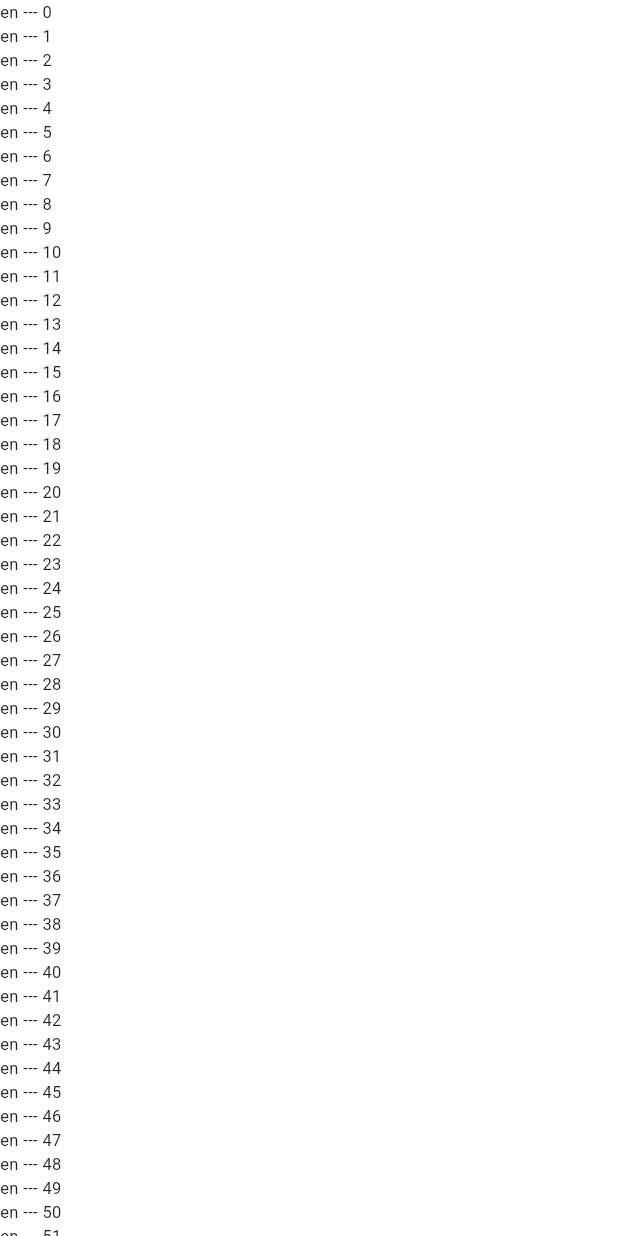
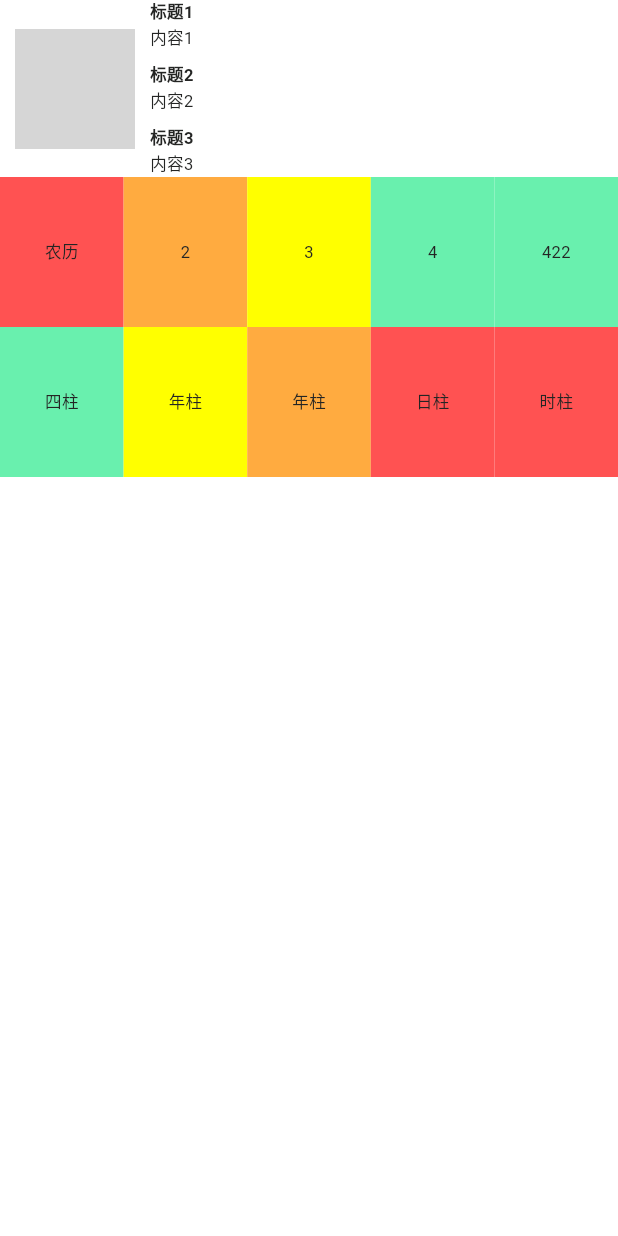
Before and after one commit to jianghui568/bazi-flutter, a Flutter app: the EightCharPage screen opened directly, on a phone screen of 412 x 824 dp. Run offline on Flutter 3.47's test engine with Material 3 defaults, Android fonts, the phone set to English and light mode, and no system bars; our stand-ins replace dio, flutter_smart_dialog, flutter_svg; missing offline and left inert: flutter_pickers; network calls fail; grey boxes are pictures that could not be loaded.

Commit message:
八字10%

```diff
--- a/lib/model/simple_model.dart
+++ /dev/null
@@ -1,6 +0,0 @@
-class SimpleModel {
-  final String title;
-  final String subTitle;
-
-  SimpleModel(this.title, this.subTitle);
-}
--- a/lib/page/pai/pai_eight_char_page.dart
+++ b/lib/page/pai/pai_eight_char_page.dart
@@ -1,21 +1,121 @@
 import 'package:flutter/material.dart';
 
 class EightCharPage extends StatefulWidget {
-
   @override
   _EightCharPageState createState() => _EightCharPageState();
 }
 
 class _EightCharPageState extends State<EightCharPage>
     with AutomaticKeepAliveClientMixin {
+  final int listItemCount = 2;
+
   @override
   Widget build(BuildContext context) {
-    return Scaffold(body: ListView.builder(itemBuilder: (build, index) {
-      return Text("en --- $index");
-    }));
+    return Scaffold(
+        body: ListView.builder(
+            itemCount: this.listItemCount,
+            itemBuilder: (build, index) {
+              switch (index) {
+                case 0:
+                  return buildHeader(context);
+                case 1:
+                  return buildBaZi(context);
+              }
+              return Container();
+            }));
+  }
+
+  buildHeader(BuildContext context) {
+    return Row(
+      children: [
+        SizedBox(width: 10.0), // 添加一些间距
+        Container(
+          width: 80.0,
+          height: 80.0,
+          decoration: BoxDecoration(
+            shape: BoxShape.rectangle,
+            borderRadius: BorderRadius.circular(5),
+            image: DecorationImage(
+              fit: BoxFit.cover,
+              image: NetworkImage('https://img1.baidu.com/it/u=1238791605,3480162438&fm=253&fmt=auto&app=120&f=JPEG?w=1422&h=800'), // 替换为实际的头像链接
+            ),
+          ),
+        ),
+        SizedBox(width: 10.0), // 添加一些间距
+
+        // 右侧文本
+        Expanded(
+          child: Column(
+            crossAxisAlignment: CrossAxisAlignment.start,
+            children: [
+              // 第一行文本
+              Text(
+                '标题1',
+                style: TextStyle(fontWeight: FontWeight.bold),
+              ),
+              Text('内容1'),
+
+              // 添加一些间距
+              SizedBox(height: 8.0),
+
+              // 第二行文本
+              Text(
+                '标题2',
+                style: TextStyle(fontWeight: FontWeight.bold),
+              ),
+              Text('内容2'),
+
+              // 添加一些间距
+              SizedBox(height: 8.0),
+
+              // 第三行文本
+              Text(
+                '标题3',
+                style: TextStyle(fontWeight: FontWeight.bold),
+              ),
+              Text('内容3'),
+            ],
+          ),
+        ),
+      ],
+    );
+  }
+
+  buildBaZi(BuildContext context) {
+    return Table(
+      defaultVerticalAlignment: TableCellVerticalAlignment.middle,
+      defaultColumnWidth: const FixedColumnWidth(80),
+      children: [
+        TableRow(
+
+            children: [
+          buildItem("农历", Colors.redAccent),
+          buildItem("2", Colors.orangeAccent),
+          buildItem("3", Colors.yellowAccent),
+          buildItem("4", Colors.greenAccent),
+          buildItem("422", Colors.greenAccent)
+        ]),
+        TableRow(children: [
+          buildItem("四柱", Colors.greenAccent),
+          buildItem("年柱", Colors.yellowAccent),
+          buildItem("年柱", Colors.orangeAccent),
+          buildItem('日柱', Colors.redAccent),
+          buildItem('时柱', Colors.redAccent),
+        ])
+      ],
+    );
+  }
+
+  buildItem(String content, Color backgroundColor) {
+    return Container(
+      width: 100,
+      height: 100,
+      alignment: Alignment.center,
+      color: backgroundColor,
+      child: Text(content),
+    );
   }
 
   @override
-  // TODO: implement wantKeepAlive
   bool get wantKeepAlive => true;
 }
```
Also changed, not shown: lib/model/base_info_model.dart (+10 -1 lines), lib/model/destiny_predict.dart (+8 -20 lines), lib/page/pai/pai_baseinfo_page.dart (+6 -7 lines).
